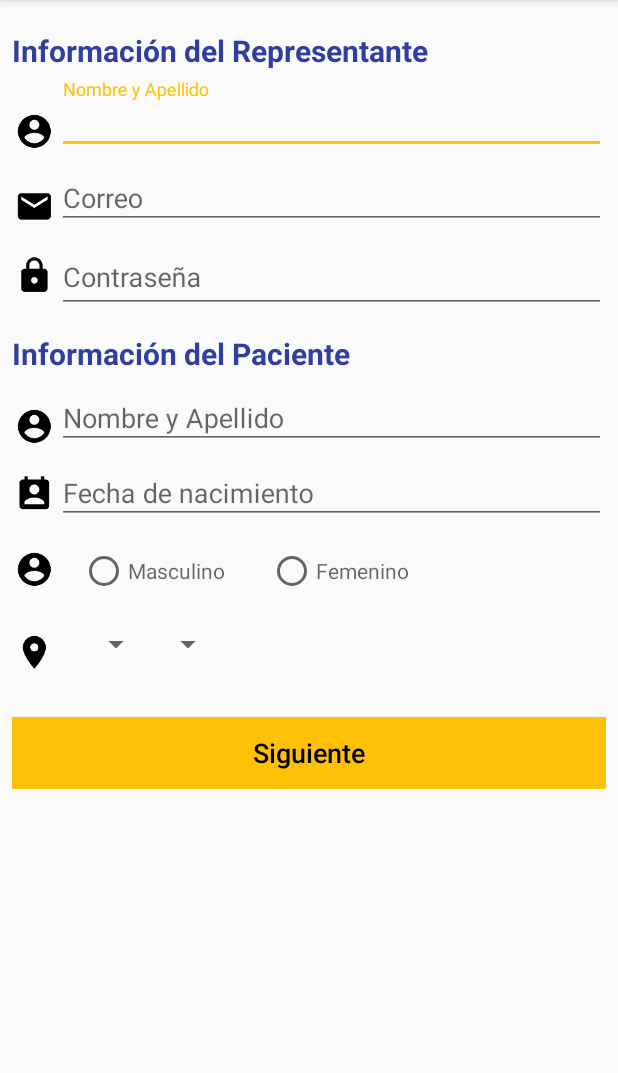
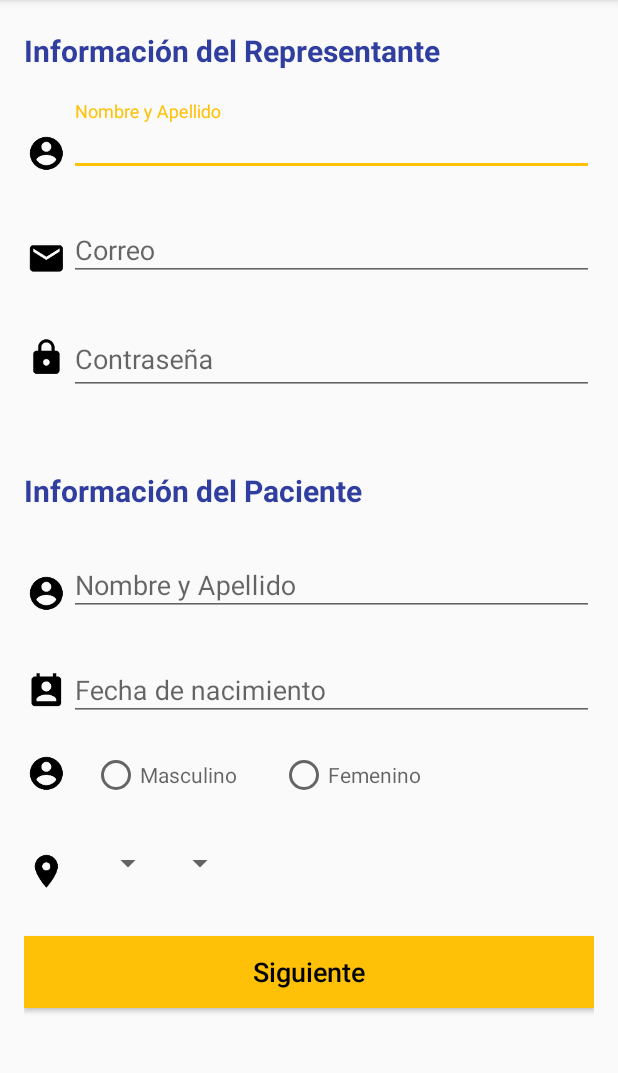
Before and after one commit to lnlindao/Insucontrol, an Android app: the RegistroActivity screen opened directly, with no data from a screen before it, on a phone screen of 412 x 824 dp, the part 84-1157 px from its top. Run offline under Robolectric (Android 15) with nearby library versions, the light colour scheme and no system bars.

Commit message:
Arreglado scrollview registro

```diff
--- a/InsuControl/app/src/main/res/layout/activity_registro.xml
+++ b/InsuControl/app/src/main/res/layout/activity_registro.xml
@@ -1,5 +1,5 @@
 <?xml version="1.0" encoding="utf-8"?>
-<android.support.constraint.ConstraintLayout xmlns:android="http://schemas.android.com/apk/res/android"
+<ScrollView xmlns:android="http://schemas.android.com/apk/res/android"
     xmlns:app="http://schemas.android.com/apk/res-auto"
     xmlns:tools="http://schemas.android.com/tools"
     android:layout_width="match_parent"
@@ -7,12 +7,12 @@
     tools:context="com.example.espol.insucontrol.RegistroActivity">
 
     <RelativeLayout
-        android:layout_width="0dp"
+        android:layout_width="match_parent"
         android:layout_height="wrap_content"
-        android:layout_marginEnd="8dp"
-        android:layout_marginLeft="8dp"
-        android:layout_marginRight="8dp"
-        android:layout_marginStart="8dp"
+        android:layout_marginEnd="16dp"
+        android:layout_marginLeft="16dp"
+        android:layout_marginRight="16dp"
+        android:layout_marginStart="16dp"
         app:layout_constraintHorizontal_bias="0.6"
         app:layout_constraintLeft_toLeftOf="parent"
         app:layout_constraintRight_toRightOf="parent"
@@ -40,7 +40,7 @@
             android:layout_alignParentLeft="true"
             android:layout_alignParentStart="true"
             android:layout_below="@+id/textView2"
-            android:layout_marginTop="15dp"
+            android:layout_marginTop="30dp"
             android:src="@mipmap/ic_user" />
 
         <android.support.design.widget.TextInputLayout
@@ -59,7 +59,6 @@
                 android:layout_alignParentStart="true"
                 android:layout_alignTop="@+id/info"
                 android:layout_centerHorizontal="true"
-                android:layout_marginTop="20dp"
                 android:hint="@string/user"
                 android:maxLines="1" />
         </android.support.design.widget.TextInputLayout>
@@ -80,6 +79,7 @@
             android:layout_alignParentEnd="true"
             android:layout_alignParentRight="true"
             android:layout_below="@+id/input_layout_txtUser"
+            android:layout_marginTop="20dp"
             android:layout_toEndOf="@+id/correoPwd"
             android:layout_toRightOf="@+id/correoPwd">
 
@@ -115,6 +115,7 @@
             android:layout_width="match_parent"
             android:layout_height="wrap_content"
             android:layout_below="@+id/input_layout_txtCorreo"
+            android:layout_marginTop="20dp"
             android:layout_toEndOf="@+id/icoPwd"
             android:layout_toRightOf="@+id/icoPwd"
             tools:layout_editor_absoluteX="8dp"
@@ -140,7 +141,7 @@
             android:layout_alignParentLeft="true"
             android:layout_alignParentStart="true"
             android:layout_below="@+id/input_layout_txtPass"
-            android:layout_marginTop="13dp"
+            android:layout_marginTop="50dp"
             android:layout_weight="1"
             android:text="Información del Paciente"
             android:textColor="@color/colorPrimaryDark"
@@ -151,10 +152,10 @@
             android:id="@+id/paciente"
             android:layout_width="30dp"
             android:layout_height="30dp"
-            android:src="@mipmap/ic_user"
             android:layout_above="@+id/icoFecha"
             android:layout_alignParentLeft="true"
-            android:layout_alignParentStart="true" />
+            android:layout_alignParentStart="true"
+            android:src="@mipmap/ic_user" />
 
         <android.support.design.widget.TextInputLayout
             android:id="@+id/input_layout_txtUserPaciente"
@@ -163,6 +164,7 @@
             android:layout_alignParentEnd="true"
             android:layout_alignParentRight="true"
             android:layout_below="@+id/textView4"
+            android:layout_marginTop="20dp"
             android:layout_toEndOf="@+id/paciente"
             android:layout_toRightOf="@+id/paciente">
 
@@ -186,7 +188,7 @@
             android:layout_alignParentLeft="true"
             android:layout_alignParentStart="true"
             android:layout_below="@+id/input_layout_txtUserPaciente"
-            android:layout_marginTop="15dp"
+            android:layout_marginTop="35dp"
             android:src="@mipmap/ic_fecha" />
 
         <android.support.design.widget.TextInputLayout
@@ -196,6 +198,7 @@
             android:layout_alignParentEnd="true"
             android:layout_alignParentRight="true"
             android:layout_below="@+id/input_layout_txtUserPaciente"
+            android:layout_marginTop="20dp"
             android:layout_toEndOf="@+id/paciente"
             android:layout_toRightOf="@+id/paciente">
 
@@ -219,7 +222,7 @@
             android:layout_alignParentLeft="true"
             android:layout_alignParentStart="true"
             android:layout_below="@+id/input_layout_txtFecha"
-            android:layout_marginTop="15dp"
+            android:layout_marginTop="20dp"
             android:orientation="horizontal">
 
             <ImageView
@@ -251,6 +254,7 @@
             android:layout_alignParentLeft="true"
             android:layout_alignParentStart="true"
             android:layout_below="@+id/rdgenero"
+            android:layout_marginTop="10dp"
             android:orientation="horizontal">
 
             <ImageView
@@ -288,9 +292,10 @@
             android:text="@string/siguiente"
             android:textAllCaps="false"
             android:textColor="@color/colorBlack"
+            android:layout_marginBottom="30dp"
             android:textSize="18sp" />
 
     </RelativeLayout>
 
 
-</android.support.constraint.ConstraintLayout>
+</ScrollView>
```
